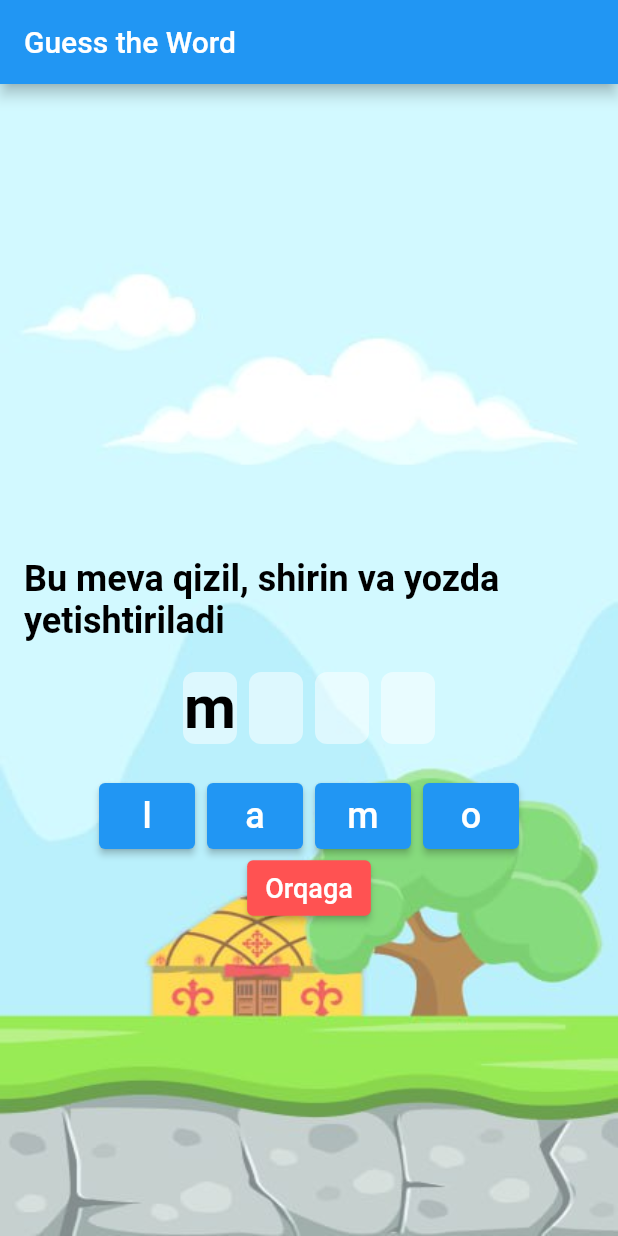
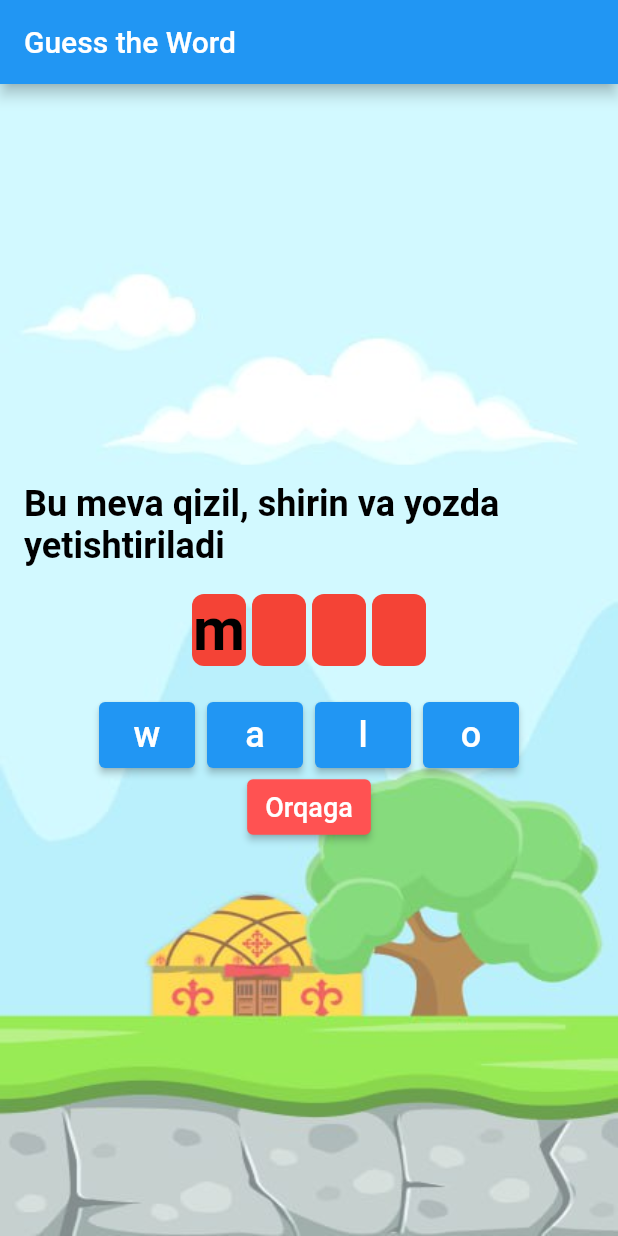
Before and after one commit to alimegit/my_org_projects, a Flutter app: the screen it shows after launch, after a tap on an icon or button, on a phone screen of 412 x 824 dp. Run offline on Flutter 3.47's test engine with Material 3 defaults, Android fonts, the phone set to English and light mode, and no system bars; our stand-ins replace get, pinput, shared_preferences, shimmer.

```diff
--- a/lib/screens/riddle_screen/riddle_screen.dart
+++ b/lib/screens/riddle_screen/riddle_screen.dart
@@ -1,10 +1,35 @@
-import 'package:default_project/screens/riddle_screen/view/question_controller.dart';
 import 'package:flutter/material.dart';
 import 'package:get/get.dart';
+import 'dart:math';
+import 'package:default_project/screens/riddle_screen/view/question_controller.dart'; // Import yo'lini to'g'rilang!
 import '../../utils/images/app_images.dart';
 
-class RiddleScreen extends StatelessWidget {
+class RiddleScreen extends StatefulWidget {
   const RiddleScreen({super.key});
+
+  @override
+  State<RiddleScreen> createState() => _RiddleScreenState();
+}
+
+class _RiddleScreenState extends State<RiddleScreen> with SingleTickerProviderStateMixin {
+  late AnimationController _controller;
+  late Animation<Color?> _colorAnimation;
+
+  @override
+  void initState() {
+    super.initState();
+    _controller = AnimationController(
+      duration: const Duration(seconds:1),
+      vsync: this,
+    );
+    _colorAnimation = ColorTween(begin: Colors.white.withOpacity(0.5), end: Colors.white.withOpacity(0.5)).animate(_controller);
+  }
+
+  @override
+  void dispose() {
+    _controller.dispose();
+    super.dispose();
+  }
 
   @override
   Widget build(BuildContext context) {
@@ -13,12 +38,18 @@ class RiddleScreen extends StatelessWidget {
     return Scaffold(
       appBar: AppBar(title: const Text('Guess the Word')),
       body: Obx(() {
+        if (controller.isCorrect.value) {
+          _controller.reverse();
+        } else {
+          _controller.forward();
+        }
+
         return Stack(
           children: [
             Image.asset(AppImages.riddle, width: MediaQuery.of(context).size.width, fit: BoxFit.fill),
             SingleChildScrollView(
               child: Padding(
-                padding: const EdgeInsets.only(top: 300),
+                padding: const EdgeInsets.only(top: 250),
                 child: Center(
                   child: Column(
                     mainAxisAlignment: MainAxisAlignment.center,
@@ -29,33 +60,34 @@ class RiddleScreen extends StatelessWidget {
                       ),
                       Wrap(
                         children: List.generate(controller.currentAnswer.length, (index) {
-                          return Padding(
-                            padding: const EdgeInsets.all(2.0),
-                            child: Container(
+                          return Container(
                             width: 36,
                             height: 48,
                             alignment: Alignment.center,
-                              margin: const EdgeInsets.all(2),
+                            margin: const EdgeInsets.symmetric(horizontal: 2, vertical: 2),
                             decoration: BoxDecoration(
-                                color: Colors.white.withOpacity(0.5),
+                              color: controller.isCorrect.value ? Colors.white.withOpacity(0.5) : Colors.red,
                               borderRadius: BorderRadius.circular(8),
                             ),
-                              child: Text(controller.inputAnswer.value.length > index ? controller.inputAnswer.value[index] : "", style: TextStyle(fontSize: 40, fontWeight: FontWeight.bold, color: controller.inputAnswer.value.length > index ? Colors.black : Colors.grey)),
-                            ),
+                            child: Text(controller.inputAnswer.value.length > index ? controller.inputAnswer.value[index] : "", style: const TextStyle(fontSize: 40, fontWeight: FontWeight.bold, color: Colors.black)),
                           );
                         }),
                       ),
                       const SizedBox(height: 20),
                       Wrap(
                         spacing: 8,
-                        children: controller.shuffledLetters.map((letter) => ElevatedButton(
-                          onPressed: () => controller.addLetter(letter),
+                        children: controller.letterAvailability.entries
+                            .where((entry) => entry.value)
+                            .map((entry) {
+                          return ElevatedButton(
+                            onPressed: () => controller.addLetter(entry.key),
                             style: ElevatedButton.styleFrom(
                               backgroundColor: Colors.blue,
-                            padding: EdgeInsets.symmetric(horizontal: 12, vertical: 8),
+                              padding: const EdgeInsets.symmetric(horizontal: 12, vertical: 8),
                             ),
-                          child: Text(letter, style: const TextStyle(fontSize: 24)),
-                        )).toList(),
+                            child: Text(entry.key, style: const TextStyle(fontSize: 24)),
+                          );
+                        }).toList(),
                       ),
                       ElevatedButton(
                         onPressed: () => controller.removeLastLetter(),
@@ -66,6 +98,7 @@ class RiddleScreen extends StatelessWidget {
                         child: const Text("Orqaga", style: TextStyle(fontSize: 18)),
                       ),
                       const SizedBox(height: 20),
+
                       Text(controller.errorMessage.value, style: const TextStyle(color: Colors.red, fontSize: 18)),
                     ],
                   ),
--- a/lib/screens/riddle_screen/view/question_controller.dart
+++ b/lib/screens/riddle_screen/view/question_controller.dart
@@ -1,6 +1,5 @@
 import 'package:get/get.dart';
 import 'dart:math';
-
 import '../../../data/models/questions.dart';
 
 class GameController extends GetxController {
@@ -19,7 +18,9 @@ class GameController extends GetxController {
   final currentIndex = 0.obs;
   final inputAnswer = "".obs;
   final errorMessage = "".obs;
+  final isCorrect = false.obs;
   late List<String> shuffledLetters;
+  Map<String, bool> letterAvailability = {};
 
   @override
   void onInit() {
@@ -28,24 +29,33 @@ class GameController extends GetxController {
   }
 
   void shuffleLetters() {
-    shuffledLetters = currentAnswer.split('')..shuffle();
+    String letters = 'abcdefghijklmnopqrstuvwxyz';
+    shuffledLetters = currentAnswer.split('') + List.generate(12 - currentAnswer.length, (index) => letters[Random().nextInt(letters.length)]);
+    shuffledLetters.shuffle();
     inputAnswer.value = "";
     errorMessage.value = "";
+    letterAvailability = { for (var letter in shuffledLetters) letter: true };
+    isCorrect.value = false;
   }
 
   String get currentQuestion => questions[currentIndex.value].question;
   String get currentAnswer => questions[currentIndex.value].answer;
 
   void addLetter(String letter) {
-    if (inputAnswer.value.length < currentAnswer.length) {
+    if (inputAnswer.value.length < currentAnswer.length && letterAvailability[letter] == true) {
       inputAnswer.value += letter;
+      letterAvailability[letter] = false;
+      update();
       checkAnswer();
     }
   }
 
   void removeLastLetter() {
     if (inputAnswer.value.isNotEmpty) {
+      var lastLetter = inputAnswer.value[inputAnswer.value.length - 1];
       inputAnswer.value = inputAnswer.value.substring(0, inputAnswer.value.length - 1);
+      letterAvailability[lastLetter] = true;
+      update();
       errorMessage.value = "";
     }
   }
@@ -53,19 +63,26 @@ class GameController extends GetxController {
   void checkAnswer() {
     if (inputAnswer.value == currentAnswer) {
       errorMessage.value = "To'g'ri!";
+      isCorrect.value = true;
       nextQuestion();
     } else if (inputAnswer.value.length == currentAnswer.length) {
       errorMessage.value = "Xato javob";
+      isCorrect.value = true;
+      for (int i = 0; i < inputAnswer.value.length; i++) {
+        letterAvailability[inputAnswer.value[i]] = true;
+      }
+      inputAnswer.value = "";
+      update();
     }
   }
 
-  void nextQuestion() {
+  void nextQuestion() async {
+    await Future.delayed(Duration(seconds: 1));
     if (currentIndex.value < questions.length - 1) {
       currentIndex.value++;
-      shuffleLetters();
     } else {
-      currentIndex.value = 0; // Restart the game
-      shuffleLetters();
+      currentIndex.value = 0;
     }
+    shuffleLetters();
   }
 }
```
Lines whose indentation alone changed are shown as unchanged.
